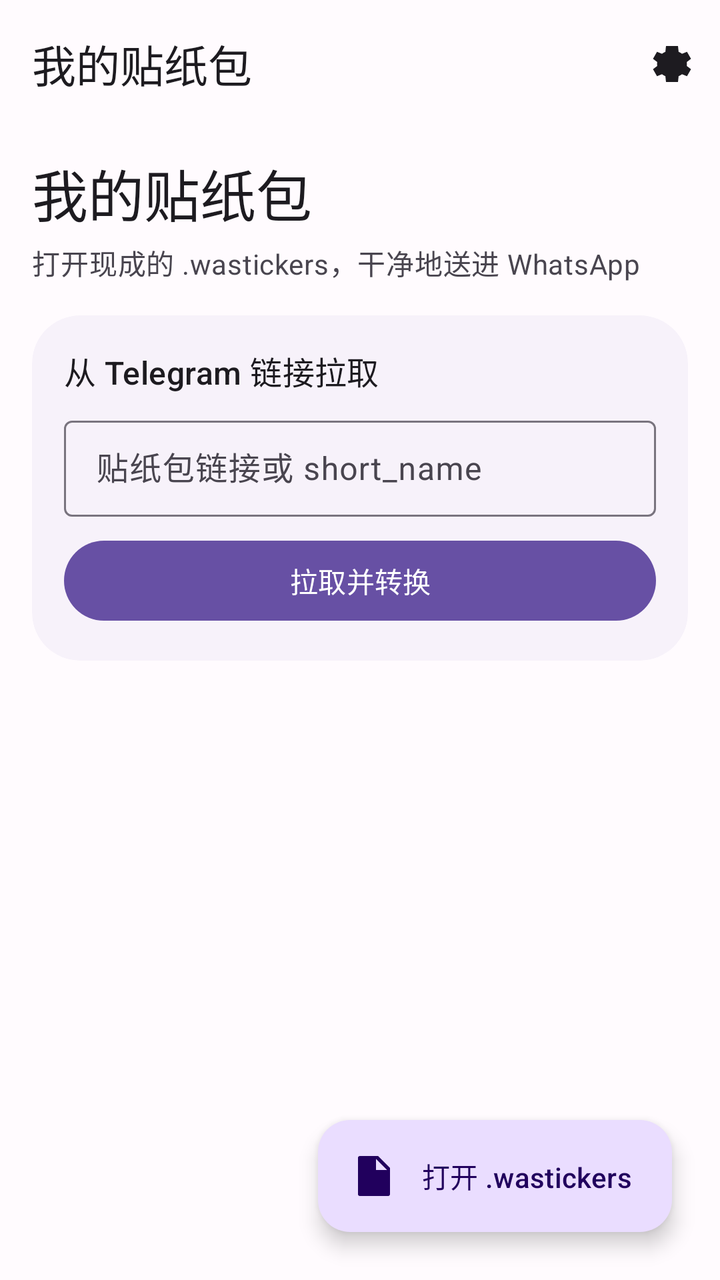
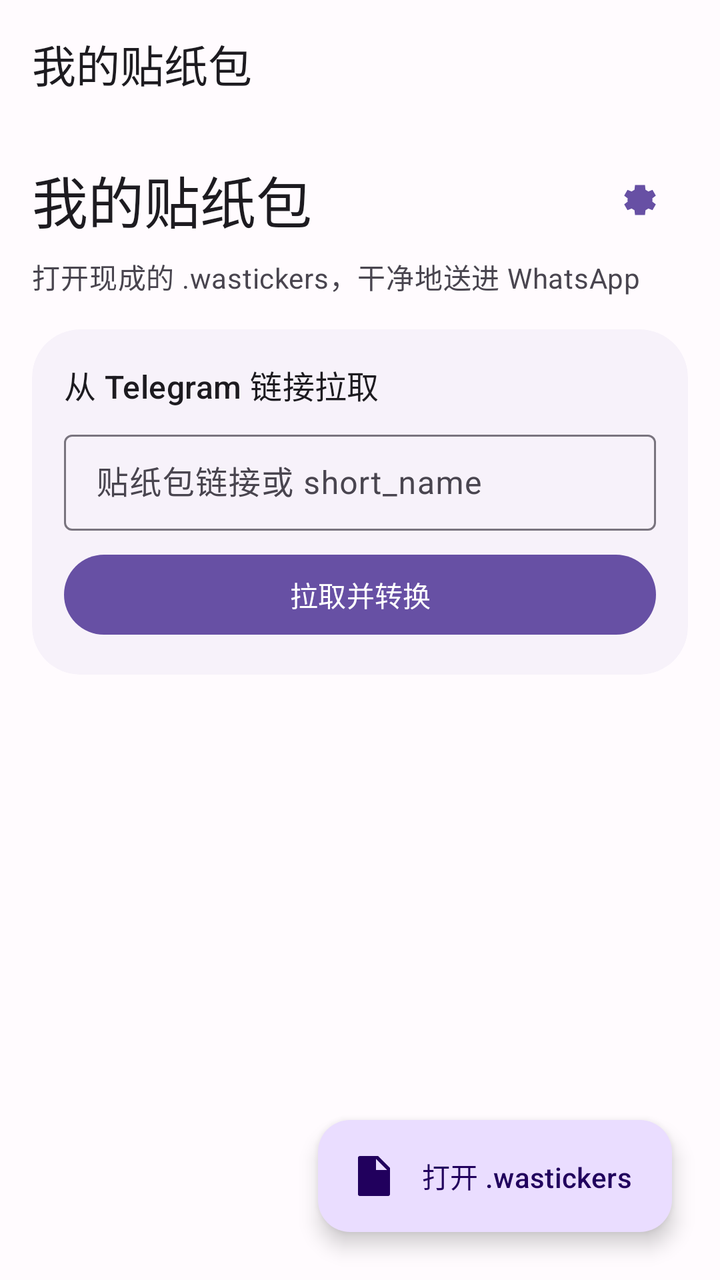

Two renders of the same Android screen: before a commit and after it. Below are the layout's source before the change and the commit's diff.
<!-- AndroidManifest.xml: application theme AppTheme -->
<!-- res/layout/activity_main.xml -->
<?xml version="1.0" encoding="utf-8"?>
<androidx.coordinatorlayout.widget.CoordinatorLayout
    xmlns:android="http://schemas.android.com/apk/res/android"
    xmlns:app="http://schemas.android.com/apk/res-auto"
    android:id="@+id/main_root"
    android:layout_width="match_parent"
    android:layout_height="match_parent"
    android:background="?attr/colorSurface">

    <com.google.android.material.appbar.AppBarLayout
        android:id="@+id/app_bar"
        android:layout_width="match_parent"
        android:layout_height="wrap_content"
        android:fitsSystemWindows="true"
        app:liftOnScroll="true">

        <com.google.android.material.appbar.MaterialToolbar
            android:id="@+id/top_app_bar"
            android:layout_width="match_parent"
            android:layout_height="?attr/actionBarSize"
            app:menu="@menu/main_menu"
            app:title="@string/main_title" />
    </com.google.android.material.appbar.AppBarLayout>

    <androidx.core.widget.NestedScrollView
        android:layout_width="match_parent"
        android:layout_height="match_parent"
        android:fillViewport="true"
        app:layout_behavior="@string/appbar_scrolling_view_behavior">

        <LinearLayout
            android:layout_width="match_parent"
            android:layout_height="wrap_content"
            android:orientation="vertical"
            android:paddingStart="16dp"
            android:paddingEnd="16dp"
            android:paddingTop="12dp"
            android:paddingBottom="112dp">

            <TextView
                android:layout_width="match_parent"
                android:layout_height="wrap_content"
                android:text="@string/main_title"
                android:textAppearance="?attr/textAppearanceHeadlineMedium" />

            <TextView
                android:layout_width="match_parent"
                android:layout_height="wrap_content"
                android:layout_marginTop="4dp"
                android:layout_marginBottom="16dp"
                android:text="@string/main_subtitle"
                android:textAppearance="?attr/textAppearanceBodyMedium"
                android:textColor="?attr/colorOnSurfaceVariant" />

            <com.google.android.material.card.MaterialCardView
                style="@style/Widget.App.Card"
                android:layout_width="match_parent"
                android:layout_height="wrap_content"
                android:layout_marginBottom="16dp">

                <LinearLayout
                    android:layout_width="match_parent"
                    android:layout_height="wrap_content"
                    android:orientation="vertical">

                    <TextView
                        android:layout_width="match_parent"
                        android:layout_height="wrap_content"
                        android:text="@string/telegram_section_title"
                        android:textAppearance="?attr/textAppearanceTitleMedium" />

                    <com.google.android.material.textfield.TextInputLayout
                        android:layout_width="match_parent"
                        android:layout_height="wrap_content"
                        android:layout_marginTop="8dp"
                        android:hint="@string/telegram_link_hint">

                        <com.google.android.material.textfield.TextInputEditText
                            android:id="@+id/telegram_link_input"
                            android:layout_width="match_parent"
                            android:layout_height="48dp"
                            android:inputType="textUri"
                            android:maxLines="1" />
                    </com.google.android.material.textfield.TextInputLayout>

                    <LinearLayout
                        android:layout_width="match_parent"
                        android:layout_height="wrap_content"
                        android:layout_marginTop="8dp"
                        android:orientation="horizontal">

                        <com.google.android.material.button.MaterialButton
                            android:id="@+id/telegram_fetch_button"
                            android:layout_width="0dp"
                            android:layout_height="48dp"
                            android:layout_weight="1"
                            android:text="@string/telegram_fetch" />

                        <com.google.android.material.button.MaterialButton
                            android:id="@+id/telegram_cancel_button"
                            style="@style/Widget.Material3.Button.TextButton"
                            android:layout_width="wrap_content"
                            android:layout_height="48dp"
                            android:text="@string/cancel"
                            android:visibility="gone" />
                    </LinearLayout>

                    <com.google.android.material.progressindicator.LinearProgressIndicator
                        android:id="@+id/telegram_progress"
                        android:layout_width="match_parent"
                        android:layout_height="wrap_content"
                        android:layout_marginTop="8dp"
                        android:indeterminate="false"
                        android:max="100"
                        android:visibility="gone"
                        app:showAnimationBehavior="none"
                        app:hideAnimationBehavior="none" />

                    <TextView
                        android:id="@+id/telegram_progress_text"
                        android:layout_width="match_parent"
                        android:layout_height="wrap_content"
                        android:layout_marginTop="4dp"
                        android:textAppearance="?attr/textAppearanceBodySmall"
                        android:textColor="?attr/colorOnSurfaceVariant"
                        android:visibility="gone" />
                </LinearLayout>
            </com.google.android.material.card.MaterialCardView>

            <androidx.recyclerview.widget.RecyclerView
                android:id="@+id/pack_recycler"
                android:layout_width="match_parent"
                android:layout_height="wrap_content"
                android:clipToPadding="false"
                android:nestedScrollingEnabled="false" />

            <LinearLayout
                android:id="@+id/empty_state"
                android:layout_width="match_parent"
                android:layout_height="wrap_content"
                android:layout_marginTop="40dp"
                android:gravity="center_horizontal"
                android:orientation="vertical"
                android:padding="24dp"
                android:visibility="gone">

                <com.google.android.material.card.MaterialCardView
                    style="@style/Widget.App.Card"
                    android:layout_width="160dp"
                    android:layout_height="160dp"
                    app:cardBackgroundColor="?attr/colorPrimaryContainer">

                    <ImageView
                        android:layout_width="88dp"
                        android:layout_height="88dp"
                        android:layout_gravity="center"
                        android:contentDescription="@string/empty_title"
                        android:src="@drawable/ic_empty_sticker" />
                </com.google.android.material.card.MaterialCardView>

                <TextView
                    android:layout_width="wrap_content"
                    android:layout_height="wrap_content"
                    android:layout_marginTop="24dp"
                    android:text="@string/empty_title"
                    android:textAppearance="?attr/textAppearanceHeadlineSmall" />

                <TextView
                    android:layout_width="280dp"
                    android:layout_height="wrap_content"
                    android:layout_marginTop="8dp"
                    android:gravity="center"
                    android:text="@string/empty_body"
                    android:textAppearance="?attr/textAppearanceBodyMedium"
                    android:textColor="?attr/colorOnSurfaceVariant" />

                <com.google.android.material.button.MaterialButton
                    android:id="@+id/empty_open_button"
                    android:layout_width="wrap_content"
                    android:layout_height="48dp"
                    android:layout_marginTop="24dp"
                    android:text="@string/open_file" />
            </LinearLayout>
        </LinearLayout>
    </androidx.core.widget.NestedScrollView>

    <com.google.android.material.progressindicator.CircularProgressIndicator
        android:id="@+id/progress"
        android:layout_width="wrap_content"
        android:layout_height="wrap_content"
        android:layout_gravity="center"
        android:indeterminate="true"
        android:visibility="gone" />

    <com.google.android.material.floatingactionbutton.ExtendedFloatingActionButton
        android:id="@+id/open_file_fab"
        android:layout_width="wrap_content"
        android:layout_height="wrap_content"
        android:layout_gravity="bottom|end"
        android:layout_margin="24dp"
        android:minHeight="56dp"
        android:text="@string/open_file"
        app:icon="@drawable/ic_open_file" />
</androidx.coordinatorlayout.widget.CoordinatorLayout>
<!-- resources referenced by this layout -->
<resources>
  <!-- drawable ic_empty_sticker (drawable) -->
  <vector xmlns:android="http://schemas.android.com/apk/res/android"
      android:width="96dp" android:height="96dp"
      android:viewportWidth="96" android:viewportHeight="96">
      <path android:fillColor="?attr/colorOnPrimaryContainer"
          android:pathData="M22,10h40l14,14v54c0,4 -4,8 -8,8H22c-4,0 -8,-4 -8,-8V18c0,-4 4,-8 8,-8zM62,10v14h14z" />
      <path android:fillColor="?attr/colorPrimaryContainer"
          android:pathData="M28,40h32v4H28zM28,52h24v4H28zM28,64h28v4H28z" />
  </vector>
  <!-- drawable ic_open_file (drawable) -->
  <vector xmlns:android="http://schemas.android.com/apk/res/android"
      android:width="24dp" android:height="24dp"
      android:viewportWidth="24" android:viewportHeight="24">
      <path android:fillColor="?attr/colorOnPrimaryContainer"
          android:pathData="M6,2h8l6,6v13a1,1 0 0 1 -1,1H5a1,1 0 0 1 -1,-1V3a1,1 0 0 1 1,-1h1zM13,3.5V9h5.5zM8,13h8v2H8zM8,17h6v2H8z" />
  </vector>
  <string name="cancel">取消</string>
  <string name="empty_body">从 @tgtowabot 或 sticker-convert 拿到 .wastickers 后，点下面的按钮打开它。</string>
  <string name="empty_title">还没有贴纸包</string>
  <string name="main_subtitle">打开现成的 .wastickers，干净地送进 WhatsApp</string>
  <string name="main_title">我的贴纸包</string>
  <string name="open_file">打开 .wastickers</string>
  <string name="telegram_fetch">拉取并转换</string>
  <string name="telegram_link_hint">贴纸包链接或 short_name</string>
  <string name="telegram_section_title">从 Telegram 链接拉取</string>
  <style name="Widget.App.Card" parent="Widget.Material3.CardView.Filled">
          <item name="cardCornerRadius">24dp</item>
          <item name="cardBackgroundColor">?attr/colorSurfaceContainerLow</item>
          <item name="contentPadding">16dp</item>
      </style>
  <style name="AppTheme" parent="Base.AppTheme" />
  <style name="Base.AppTheme" parent="Theme.Material3.DayNight.NoActionBar">
          <item name="dynamicColorThemeOverlay">@style/ThemeOverlay.Material3.DynamicColors.DayNight</item>
          <item name="colorPrimary">@color/seed_primary</item>
          <item name="colorOnPrimary">@color/seed_on_primary</item>
          <item name="colorPrimaryContainer">@color/seed_primary_container</item>
          <item name="colorOnPrimaryContainer">@color/seed_on_primary_container</item>
          <item name="colorSurface">@color/md3_surface</item>
          <item name="colorSurfaceContainer">@color/md3_surface_container</item>
          <item name="colorSurfaceContainerLow">@color/md3_surface_container_low</item>
          <item name="colorSurfaceContainerHigh">@color/md3_surface_container_high</item>
          <item name="android:colorBackground">@color/md3_surface</item>
          <item name="android:windowActivityTransitions">true</item>
          <item name="android:windowContentTransitions">true</item>
      </style>
  <color name="seed_primary">#FF6750A4</color>
  <color name="seed_on_primary">#FFFFFFFF</color>
  <color name="seed_primary_container">#FFEADDFF</color>
  <color name="seed_on_primary_container">#FF21005D</color>
  <color name="md3_surface">#FFFFFBFE</color>
  <color name="md3_surface_container">#FFF3EDF7</color>
  <color name="md3_surface_container_low">#FFF7F2FA</color>
  <color name="md3_surface_container_high">#FFECE6F0</color>
</resources>

<!-- the commit's change to res/layout/activity_main.xml (unified diff, before → after) -->
@@ -18,7 +18,6 @@
             android:id="@+id/top_app_bar"
             android:layout_width="match_parent"
             android:layout_height="?attr/actionBarSize"
-            app:menu="@menu/main_menu"
             app:title="@string/main_title" />
     </com.google.android.material.appbar.AppBarLayout>
 
@@ -37,11 +36,27 @@
             android:paddingTop="12dp"
             android:paddingBottom="112dp">
 
-            <TextView
-                android:layout_width="match_parent"
-                android:layout_height="wrap_content"
-                android:text="@string/main_title"
-                android:textAppearance="?attr/textAppearanceHeadlineMedium" />
+            <LinearLayout
+                android:layout_width="match_parent"
+                android:layout_height="wrap_content"
+                android:gravity="center_vertical"
+                android:orientation="horizontal">
+
+                <TextView
+                    android:layout_width="0dp"
+                    android:layout_height="wrap_content"
+                    android:layout_weight="1"
+                    android:text="@string/main_title"
+                    android:textAppearance="?attr/textAppearanceHeadlineMedium" />
+
+                <com.google.android.material.button.MaterialButton
+                    android:id="@+id/open_settings_button"
+                    style="@style/Widget.Material3.Button.IconButton"
+                    android:layout_width="48dp"
+                    android:layout_height="48dp"
+                    android:contentDescription="@string/cd_settings"
+                    app:icon="@drawable/ic_settings" />
+            </LinearLayout>
 
             <TextView
                 android:layout_width="match_parent"
<!-- resource entries referenced after the edit -->
@@ -16,7 +16,15 @@
       <path android:fillColor="?attr/colorOnPrimaryContainer"
           android:pathData="M6,2h8l6,6v13a1,1 0 0 1 -1,1H5a1,1 0 0 1 -1,-1V3a1,1 0 0 1 1,-1h1zM13,3.5V9h5.5zM8,13h8v2H8zM8,17h6v2H8z" />
   </vector>
+  <!-- drawable ic_settings (drawable) -->
+  <vector xmlns:android="http://schemas.android.com/apk/res/android"
+      android:width="24dp" android:height="24dp"
+      android:viewportWidth="24" android:viewportHeight="24">
+      <path android:fillColor="?attr/colorOnSurface"
+          android:pathData="M12,8a4,4 0 1 0 0,8a4,4 0 0 0 0,-8zM19.4,13c0.04,-0.3 0.06,-0.65 0.06,-1s-0.02,-0.7 -0.06,-1l2.1,-1.6l-2,-3.5l-2.5,1a8,8 0 0 0 -1.7,-1L15,3H9l-0.3,2.9c-0.6,0.25 -1.2,0.6 -1.7,1l-2.5,-1l-2,3.5L4.6,11c-0.04,0.3 -0.06,0.65 -0.06,1s0.02,0.7 0.06,1l-2.1,1.6l2,3.5l2.5,-1c0.5,0.4 1.1,0.75 1.7,1L9,21h6l0.3,-2.9c0.6,-0.25 1.2,-0.6 1.7,-1l2.5,1l2,-3.5z" />
+  </vector>
   <string name="cancel">取消</string>
+  <string name="cd_settings">外观设置</string>
   <string name="empty_body">从 @tgtowabot 或 sticker-convert 拿到 .wastickers 后，点下面的按钮打开它。</string>
   <string name="empty_title">还没有贴纸包</string>
   <string name="main_subtitle">打开现成的 .wastickers，干净地送进 WhatsApp</string>
